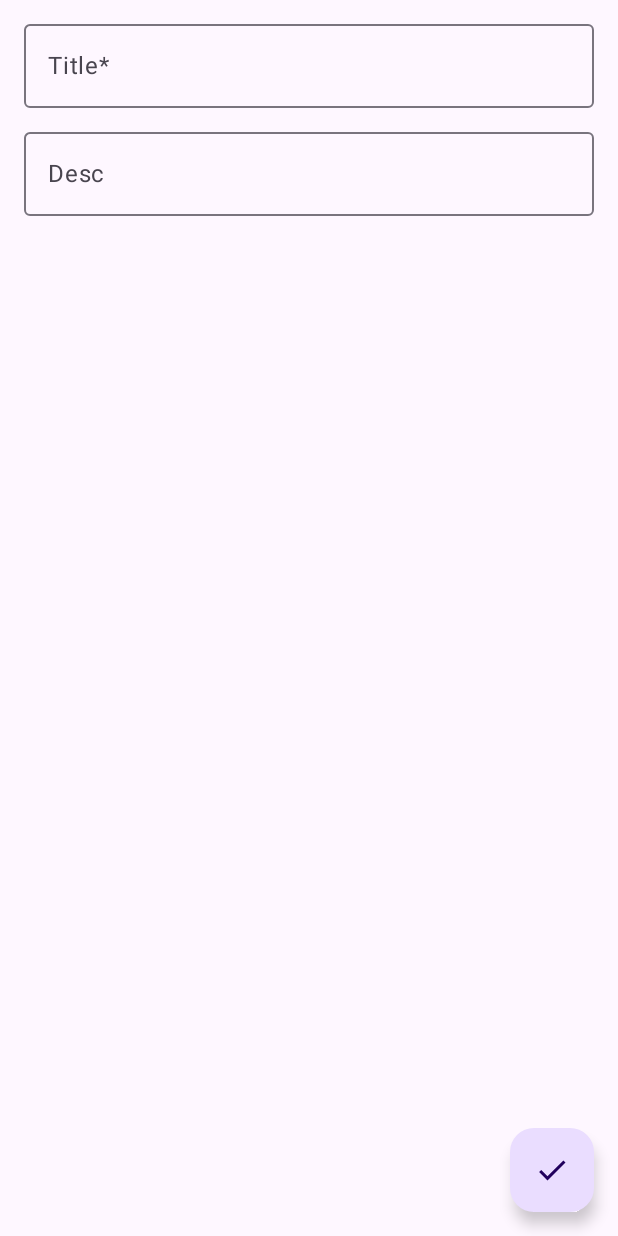
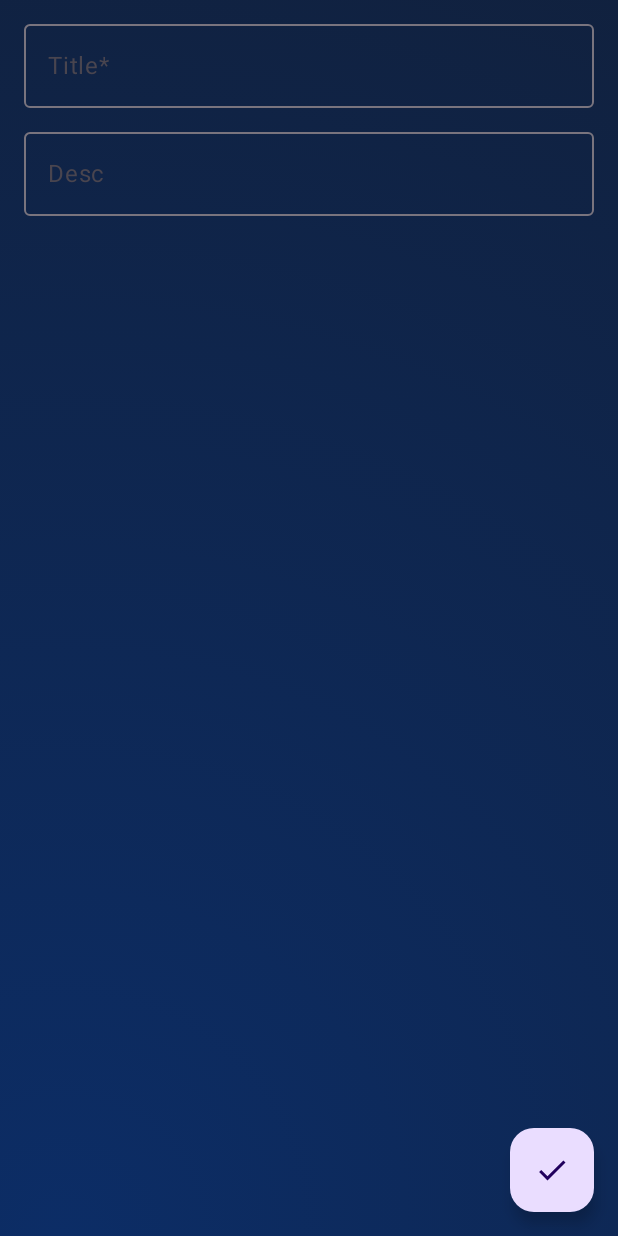
Before and after one commit to AxelLafuente/LazyListStudy, an Android app built with Jetpack Compose: the screen it shows after launch (MainActivity), after a tap on "Add", on a phone screen of 412 x 824 dp. Run offline under Robolectric (Android 15) with nearby library versions, the phone set to English and light mode, and no system bars; our stand-ins replace Room's generated code.

Commit message:
adiconando cores e começando a implementar componentes customizados para reultilizar no app Início da criação de um assistente pessoal para marcos pessoais

```diff
--- /dev/null
+++ b/app/src/main/java/com/example/mystudy/ui/components/GradientBackground.kt
@@ -0,0 +1,76 @@
+import androidx.compose.foundation.layout.*
+import androidx.compose.runtime.*
+import androidx.compose.ui.Modifier
+import androidx.compose.ui.geometry.Offset
+import androidx.compose.ui.graphics.Brush
+import androidx.compose.ui.graphics.Color
+import androidx.compose.ui.unit.IntSize
+import androidx.compose.ui.draw.drawBehind
+import androidx.compose.ui.layout.onSizeChanged
+import androidx.compose.material3.*
+import androidx.compose.ui.Alignment
+import androidx.compose.ui.tooling.preview.Preview
+import androidx.compose.ui.unit.sp
+import com.example.mystudy.ui.theme.PrimaruBlue
+import com.example.mystudy.ui.theme.SecondaryBlue
+
+@Composable
+fun RadialGradientScaffold(
+    modifier: Modifier = Modifier,
+    colors: List<Color> = listOf(PrimaruBlue, SecondaryBlue),
+    radiusMultiplier: Float = 1.2f,
+    topBar: @Composable (() -> Unit)? = null,
+    bottomBar: @Composable (() -> Unit)? = null,
+    floatingActionButton: @Composable (() -> Unit)? = null,
+    snackbarHost: @Composable (() -> Unit)? = null,
+    content: @Composable (PaddingValues) -> Unit
+) {
+    var size by remember { mutableStateOf(IntSize.Zero) }
+
+    val gradient = remember(size, colors) {
+        if (size.height > 0) {
+            val center = Offset(
+                x = size.width / 10f,
+                y = size.height.toFloat()
+            )
+            Brush.radialGradient(
+                colors = colors,
+                center = center,
+                radius = size.height * radiusMultiplier
+            )
+        } else null
+    }
+
+    Scaffold(
+        containerColor = Color.Transparent,
+        topBar = topBar ?: {},
+        bottomBar = bottomBar ?: {},
+        floatingActionButton = floatingActionButton ?: {},
+        snackbarHost = snackbarHost ?: {}
+    ) { paddingValues ->
+        Box(
+            modifier = modifier
+                .fillMaxSize()
+                .onSizeChanged { size = it }
+                .drawBehind {
+                    gradient?.let { drawRect(it) }
+                }
+                .padding(paddingValues)
+        ) {
+            content(paddingValues)
+        }
+    }
+}
+
+@Preview(showBackground = true)
+@Composable
+fun PreviewRadialGradientScaffold() {
+    RadialGradientScaffold {
+        Box(
+            modifier = Modifier.fillMaxSize(),
+            contentAlignment = Alignment.Center
+        ) {
+            Text("Preview da Tela", color = Color.White, fontSize = 24.sp)
+        }
+    }
+}
--- a/app/src/main/java/com/example/mystudy/ui/components/TodoItem.kt
+++ b/app/src/main/java/com/example/mystudy/ui/components/TodoItem.kt
@@ -19,6 +19,8 @@ import androidx.compose.material3.Text
 import androidx.compose.runtime.Composable
 import androidx.compose.ui.Alignment
 import androidx.compose.ui.Modifier
+import androidx.compose.ui.draw.alpha
+import androidx.compose.ui.draw.shadow
 import androidx.compose.ui.text.style.TextDecoration
 import androidx.compose.ui.tooling.preview.Preview
 import androidx.compose.ui.unit.dp
@@ -43,7 +45,9 @@ fun TodoItem(
     }
     Surface(
         onClick = onItemClick,
-        modifier = modifier,
+        modifier = modifier
+            .shadow(elevation = 4.dp, shape = MaterialTheme.shapes.medium)
+            .alpha(0.8f),
         shape = MaterialTheme.shapes.medium,
         shadowElevation = 3.dp,
         border = BorderStroke(
--- a/app/src/main/java/com/example/mystudy/ui/feature/addedit/AddEditScreen.kt
+++ b/app/src/main/java/com/example/mystudy/ui/feature/addedit/AddEditScreen.kt
@@ -1,5 +1,7 @@
 package com.example.mystudy.ui.feature.addedit
 
+import RadialGradientScaffold
+import android.graphics.drawable.GradientDrawable
 import androidx.compose.foundation.layout.Column
 import androidx.compose.foundation.layout.Spacer
 import androidx.compose.foundation.layout.consumeWindowInsets
@@ -76,7 +78,7 @@ fun AddEditContent(
     onEvent: (AddEditEvent) -> Unit = {},
     snackbarHostState: SnackbarHostState
 ) {
-    Scaffold(floatingActionButton = {
+    RadialGradientScaffold(floatingActionButton = {
         FloatingActionButton(onClick = {
             onEvent(AddEditEvent.Save)
         }) {
--- a/app/src/main/java/com/example/mystudy/ui/feature/list/ListScreen.kt
+++ b/app/src/main/java/com/example/mystudy/ui/feature/list/ListScreen.kt
@@ -1,9 +1,15 @@
 package com.example.mystudy.ui.feature.list
 
+import RadialGradientScaffold
+import androidx.compose.foundation.background
+import androidx.compose.foundation.layout.Box
+import androidx.compose.foundation.layout.BoxWithConstraints
 import androidx.compose.foundation.layout.PaddingValues
 import androidx.compose.foundation.layout.Spacer
 import androidx.compose.foundation.layout.consumeWindowInsets
+import androidx.compose.foundation.layout.fillMaxSize
 import androidx.compose.foundation.layout.height
+import androidx.compose.foundation.layout.padding
 import androidx.compose.foundation.lazy.LazyColumn
 import androidx.compose.foundation.lazy.itemsIndexed
 import androidx.compose.material.icons.Icons
@@ -15,8 +21,13 @@ import androidx.compose.runtime.Composable
 import androidx.compose.runtime.LaunchedEffect
 import androidx.compose.runtime.collectAsState
 import androidx.compose.runtime.getValue
+import androidx.compose.ui.Alignment
 import androidx.compose.ui.Modifier
+import androidx.compose.ui.geometry.Offset
+import androidx.compose.ui.graphics.Brush
+import androidx.compose.ui.graphics.Color
 import androidx.compose.ui.platform.LocalContext
+import androidx.compose.ui.platform.LocalDensity
 import androidx.compose.ui.tooling.preview.Preview
 import androidx.compose.ui.unit.dp
 import androidx.lifecycle.viewmodel.compose.viewModel
@@ -76,7 +87,7 @@ fun ListContent(
     todos: List<Todo>,
     onEvent: (ListEvent) -> Unit
 ) {
-    Scaffold(floatingActionButton = {
+    RadialGradientScaffold(floatingActionButton = {
         FloatingActionButton(onClick = {
             onEvent(ListEvent.AddEdit(null))
         }) {
--- a/app/src/main/java/com/example/mystudy/ui/theme/Color.kt
+++ b/app/src/main/java/com/example/mystudy/ui/theme/Color.kt
@@ -11,5 +11,12 @@ val PurpleGrey40 = Color(0xFF625b71)
 val Pink40 = Color(0xFF7D5260)
 
 // Colors for Todo states
-val TodoCompletedColor = Color(0xFEA2A2A2) // Green for completed
-val TodoIncompleteColor = Color(0xFFFFFFFF)
+val TodoCompletedColor = Color(0xFF0D1321) // Green for completed
+val TodoIncompleteColor = Color(0xFF008DFF)
+
+
+val PrimaruBlue = Color(0XFF0C2D66)
+val SecondaryBlue = Color(0XFF11203B)
+val Gradiant = Color(0XFF173876)
+val ShadeBlue = Color(0XFF2B3F62)
+val GrayBlue = Color(0XFF586C90)
```
